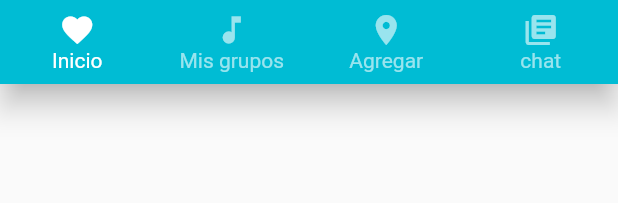
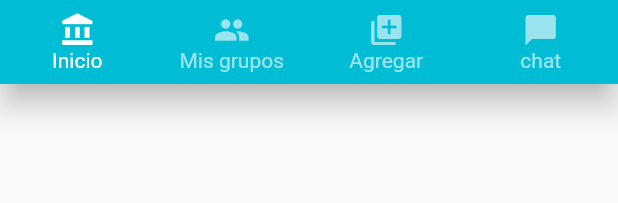
Before and after one commit to hmgarci/coworkingapp, a Flutter app: the DashboardMenu widget shown alone on an empty page, opened directly, on a phone screen of 412 x 824 dp. Shown: the top 203 px of the screen. Run offline on Flutter 3.47's test engine with Material 2 defaults, Android fonts, the phone set to English and light mode, and no system bars; statements that could not run were skipped.

Commit message:
Agrego arqutectura clean code al proyecto

```diff
--- a/lib/dashboard/card_list.dart
+++ b/lib/dashboard/ui/screens/card_list.dart
@@ -6,13 +6,15 @@ class CardList extends StatelessWidget{
   @override
   Widget build(BuildContext context) {
     return Container(
-      height: 350,
+      height: 600,
       child: ListView(
         padding: EdgeInsets.all(25.0),
         scrollDirection: Axis.vertical,
         children: <Widget>[
+          DashboardCard("assets/images/pagina.jpg"),
+          DashboardCard("assets/images/software.jpeg"),
           DashboardCard("assets/images/diseno.jpg"),
-          DashboardCard("assets/images/software.jpeg")
+
         ],
       ),
     );
--- a/lib/dashboard/dashboard_menu.dart
+++ b/lib/dashboard/ui/widgets/dashboard_menu.dart
@@ -17,19 +17,19 @@ class DashboardMenu extends StatelessWidget {
       items: [
         BottomNavigationBarItem(
           title: Text('Inicio'),
-          icon: Icon(Icons.favorite),
+          icon: Icon(Icons.account_balance),
         ),
         BottomNavigationBarItem(
           title: Text('Mis grupos'),
-          icon: Icon(Icons.music_note),
+          icon: Icon(Icons.people),
         ),
         BottomNavigationBarItem(
           title: Text('Agregar'),
-          icon: Icon(Icons.location_on),
+          icon: Icon(Icons.add_to_photos),
         ),
         BottomNavigationBarItem(
           title: Text('chat'),
-          icon: Icon(Icons.library_books),
+          icon: Icon(Icons.chat_bubble),
         ),
       ],
     );
--- a/lib/authentication/login.dart
+++ b/lib/user/ui/screens/login.dart
@@ -1,6 +1,6 @@
 import 'package:flutter/material.dart';
 import 'login_header.dart';
-import 'login_fields.dart';
+import 'package:coworking_app/authentication/ui/widgets/login_fields.dart';
 
 class Login extends StatelessWidget{
   @override
--- a/lib/authentication/login_fields.dart
+++ b/lib/user/ui/widgets/login_fields.dart
@@ -1,5 +1,4 @@
 import 'package:flutter/material.dart';
-//import 'package:hexcolor/hexcolor.dart';
 
 class LoginField extends StatelessWidget{
   @override
@@ -54,7 +53,7 @@ class LoginField extends StatelessWidget{
           child: RaisedButton(
             onPressed: () {
               //Navigator.pushNamed(context, "/registry");
-              Navigator.pushNamed(context, "/dashboard");
+              Navigator.pushNamed(context, "/service-enroll");
             },
             child: Container(
               child: Text(
--- a/lib/service_enroll/service_enroll_fields.dart
+++ b/lib/user/ui/widgets/service_enroll_fields.dart
@@ -127,7 +127,9 @@ class ServiceEnrollFields extends StatelessWidget{
             shape: RoundedRectangleBorder(
               borderRadius: BorderRadius.circular(40),
             ),
-            onPressed: () {},
+            onPressed: () {
+              Navigator.pushNamed(context, "/dashboard");
+            },
           ),
         )
       ],
```
Also changed, not shown: lib/dashboard/bloc/bloc_dashboard.dart (added), lib/dashboard/ui/screens/dashboard_app.dart (renamed from lib/dashboard/dashboard_app.dart), lib/dashboard/ui/widgets/dashboard_card.dart (renamed from lib/dashboard/dashboard_card.dart), lib/user/bloc/bloc_user.dart (added), lib/user/ui/screens/login_header.dart (renamed from lib/authentication/login_header.dart), lib/user/ui/screens/registry_app.dart (renamed from lib/registry/registry_app.dart), lib/user/ui/screens/regitry_header.dart (renamed from lib/registry/regitry_header.dart), lib/user/ui/screens/service_enroll.dart (renamed from lib/service_enroll/service_enroll.dart), lib/user/ui/screens/service_enroll_header.dart (renamed from lib/service_enroll/service_enroll_header.dart), lib/user/ui/widgets/registry_fields.dart (renamed from lib/registry/registry_fields.dart), 8 other files.
